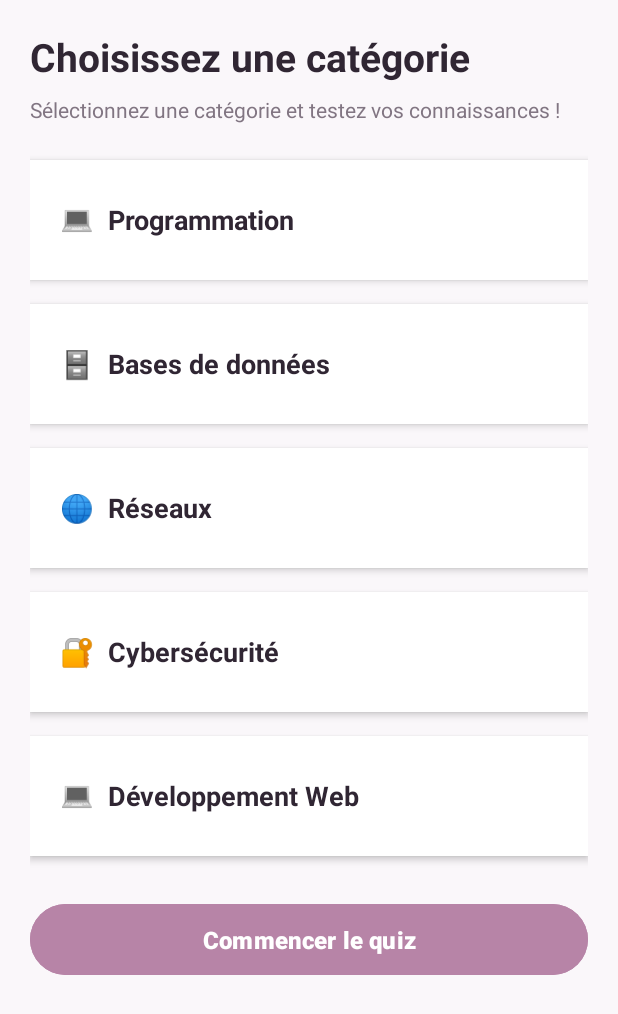
After one commit to haddadahlem52-sys/app-mobile, an Android app: the layout activity_categories.xml on its own in the app's theme, with its tools: preview values and no code run, on a phone screen of 412 x 824 dp. The commit adds this screen. Shown: the top 1014 px of the screen. Run offline under Robolectric (Android 15) with nearby library versions, the phone set to English and light mode, and no system bars.

Commit message:
Add quiz categories and update app screens

```diff
--- a/app/src/main/res/layout/activity_accueil.xml
+++ b/app/src/main/res/layout/activity_accueil.xml
@@ -1,5 +1,4 @@
 
-<?xml version="1.0" encoding="utf-8"?>
 <LinearLayout xmlns:android="http://schemas.android.com/apk/res/android"
     android:layout_width="match_parent"
     android:layout_height="match_parent"
--- /dev/null
+++ b/app/src/main/res/layout/activity_categories.xml
@@ -0,0 +1,122 @@
+
+<ScrollView xmlns:android="http://schemas.android.com/apk/res/android"
+    android:layout_width="match_parent"
+    android:layout_height="match_parent"
+    android:background="#FAF7FA"
+    android:fillViewport="true">
+
+    <LinearLayout
+        android:layout_width="match_parent"
+        android:layout_height="wrap_content"
+        android:orientation="vertical"
+        android:padding="20dp">
+
+        <!-- Titre de la page -->
+        <TextView
+            android:layout_width="wrap_content"
+            android:layout_height="wrap_content"
+            android:text="Choisissez une catégorie"
+            android:textColor="#302633"
+            android:textSize="26sp"
+            android:textStyle="bold" />
+
+        <!-- Sous-titre -->
+        <TextView
+            android:layout_width="wrap_content"
+            android:layout_height="wrap_content"
+            android:layout_marginTop="8dp"
+            android:text="Sélectionnez une catégorie et testez vos connaissances !"
+            android:textColor="#817582"
+            android:textSize="14sp" />
+
+        <!-- Catégorie Programmation -->
+        <TextView
+            android:id="@+id/cardProgramming"
+            android:layout_width="match_parent"
+            android:layout_height="80dp"
+            android:layout_marginTop="24dp"
+            android:gravity="center_vertical"
+            android:padding="20dp"
+            android:background="#FFFFFF"
+            android:text="💻  Programmation"
+            android:textColor="#302633"
+            android:textSize="18sp"
+            android:textStyle="bold"
+            android:elevation="3dp" />
+
+        <!-- Catégorie Bases de données -->
+        <TextView
+            android:id="@+id/cardDatabases"
+            android:layout_width="match_parent"
+            android:layout_height="80dp"
+            android:layout_marginTop="16dp"
+            android:gravity="center_vertical"
+            android:padding="20dp"
+            android:background="#FFFFFF"
+            android:text="🗄️  Bases de données"
+            android:textColor="#302633"
+            android:textSize="18sp"
+            android:textStyle="bold"
+            android:elevation="3dp" />
+
+        <!-- Catégorie Réseaux -->
+        <TextView
+            android:id="@+id/cardNetworking"
+            android:layout_width="match_parent"
+            android:layout_height="80dp"
+            android:layout_marginTop="16dp"
+            android:gravity="center_vertical"
+            android:padding="20dp"
+            android:background="#FFFFFF"
+            android:text="🌐  Réseaux"
+            android:textColor="#302633"
+            android:textSize="18sp"
+            android:textStyle="bold"
+            android:elevation="3dp" />
+
+        <!-- Catégorie Cybersécurité -->
+        <TextView
+            android:id="@+id/cardCybersecurity"
+            android:layout_width="match_parent"
+            android:layout_height="80dp"
+            android:layout_marginTop="16dp"
+            android:gravity="center_vertical"
+            android:padding="20dp"
+            android:background="#FFFFFF"
+            android:text="🔐  Cybersécurité"
+            android:textColor="#302633"
+            android:textSize="18sp"
+            android:textStyle="bold"
+            android:elevation="3dp" />
+
+        <!-- Catégorie Développement Web -->
+        <TextView
+            android:id="@+id/cardWebDevelopment"
+            android:layout_width="match_parent"
+            android:layout_height="80dp"
+            android:layout_marginTop="16dp"
+            android:gravity="center_vertical"
+            android:padding="20dp"
+            android:background="#FFFFFF"
+            android:text="💻  Développement Web"
+            android:textColor="#302633"
+            android:textSize="18sp"
+            android:textStyle="bold"
+            android:elevation="3dp" />
+
+        <!-- Bouton Commencer le quiz -->
+        <Button
+            android:id="@+id/btnStartQuiz"
+            android:layout_width="match_parent"
+            android:layout_height="55dp"
+            android:layout_marginTop="28dp"
+            android:layout_marginBottom="20dp"
+            android:backgroundTint="#B784A7"
+            android:text="Commencer le quiz"
+            android:textColor="#FFFFFF"
+            android:textSize="16sp"
+            android:textStyle="bold" />
+
+    </LinearLayout>
+
+</ScrollView>
--- a/app/src/main/res/layout/activity_connexion.xml
+++ b/app/src/main/res/layout/activity_connexion.xml
@@ -1,5 +1,4 @@
 
-<?xml version="1.0" encoding="utf-8"?>
 <ScrollView xmlns:android="http://schemas.android.com/apk/res/android"
     android:layout_width="match_parent"
     android:layout_height="match_parent"
--- a/app/src/main/res/layout/activity_login.xml
+++ b/app/src/main/res/layout/activity_signup.xml
@@ -1,5 +1,4 @@
 
-<?xml version="1.0" encoding="utf-8"?>
 <ScrollView xmlns:android="http://schemas.android.com/apk/res/android"
     android:layout_width="match_parent"
     android:layout_height="match_parent"
```
Also changed, not shown: app/src/main/java/com/webdev/itquiz/CategoriesActivity.java (added, +87 -0 lines), app/src/main/java/com/webdev/itquiz/FirstFragment.java (+3 -14 lines), app/src/main/java/com/webdev/itquiz/MainActivity.java (+1 -79 lines).
